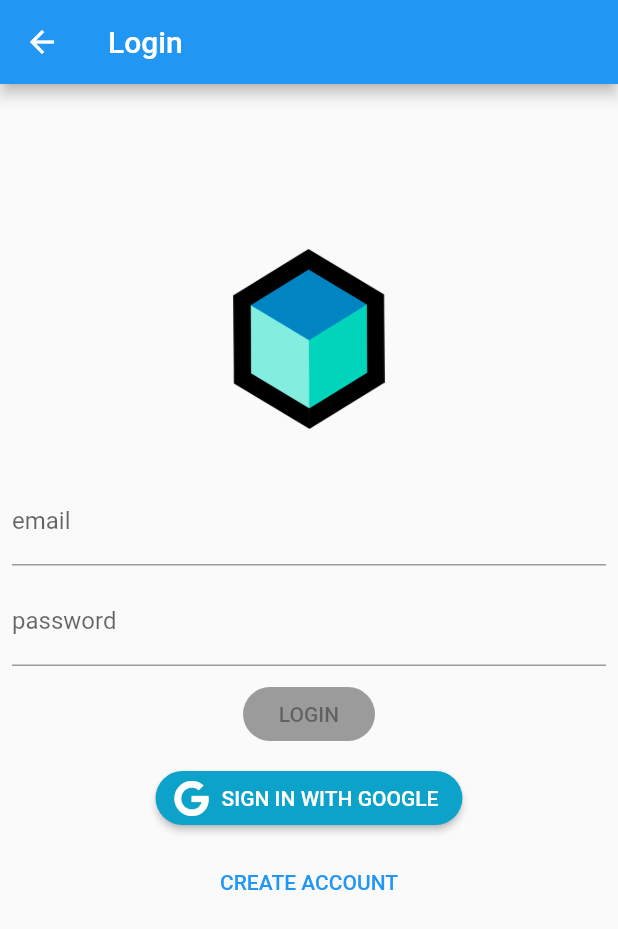
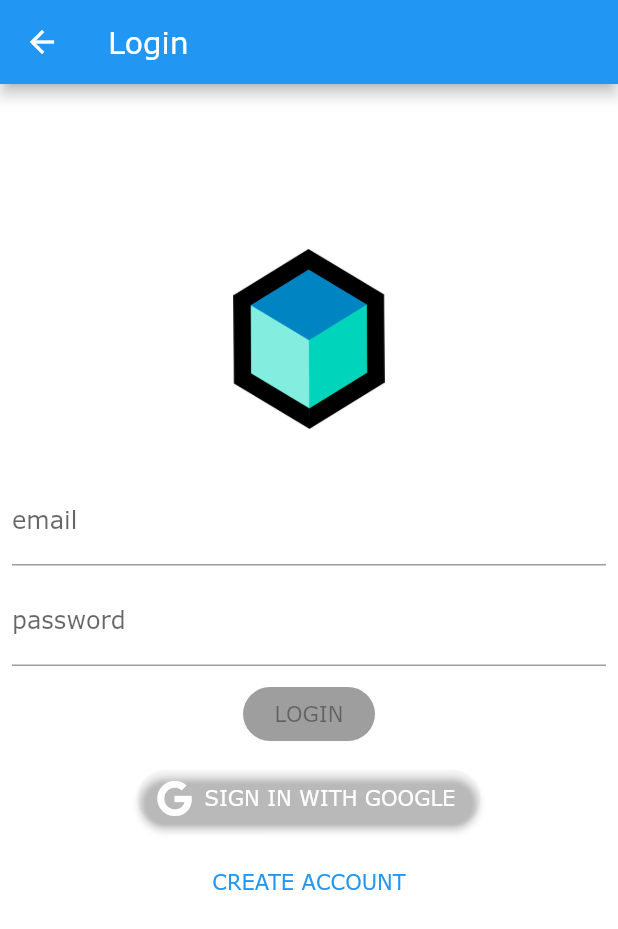
Before and after one commit to Team-Crushing-It/critical_care, a Flutter app: the LoginPage screen opened directly, on a phone screen of 412 x 824 dp. Shown: the top 929 px of the screen. Run offline on Flutter 3.47's test engine with Material 2 defaults, Android fonts, the light colour scheme and no system bars; our stand-ins replace bloc, equatable, flutter_bloc, font_awesome_flutter, formz; missing offline and left inert: pedantic; network calls fail; project files that could hold a hidden picture were left out.

Commit message:
added some changes

```diff
--- a/lib/patient/patient_profile/view/patient_profile_view.dart
+++ b/lib/patient/patient_profile/view/patient_profile_view.dart
@@ -41,7 +41,11 @@ class _PatientProfileSuccessView extends StatelessWidget {
   @override
   Widget build(BuildContext context) {
     return Column(
-      children: [Text(patientProfile.id)],
+      children: [
+        Text(patientProfile.id),
+        Text(patientProfile.age.toString()),
+        Text(patientProfile.dob)
+      ],
     );
   }
 }
--- a/lib/patient/view/patient_tab.dart
+++ b/lib/patient/view/patient_tab.dart
@@ -18,7 +18,8 @@ class PatientTab extends StatelessWidget {
               children: [
                 RoomCarousel(),
                 PatientProfileView(),
-                // ...
+                // ReatltimeView(),
+                // RecordView(),
               ],
             ),
           ),
--- a/lib/theme.dart
+++ b/lib/theme.dart
@@ -1,18 +1,14 @@
 import 'package:flutter/material.dart';
 
 final theme = ThemeData(
-        fontFamily: "Verdana",
-        backgroundColor: const Color(0x050B2C),
-        accentColor: const Color(0xFF0DA2CA),
-
-        splashColor: Color(0xFFFDB223),
-        textTheme: TextTheme(
-            bodyText1: TextStyle(
-                fontFamily: "Verdana",
-                fontSize: 20,
-                color: Color(0xFF0DA2CA)),
-            headline6: TextStyle(
-                fontFamily: "Verdana",
-                color: Colors.black,
-                fontSize: 20)),
-      );
+  fontFamily: 'Verdana',
+  scaffoldBackgroundColor: const Color(0x050B2C),
+  accentColor: const Color(0x1C213E),
+  toggleableActiveColor: const Color(0x1E4F63),
+  splashColor: const Color(0xFFFDB223),
+  textTheme: const TextTheme(
+      bodyText1: TextStyle(
+          fontFamily: 'Verdana', fontSize: 20, color: Color(0xDEDEE3)),
+      headline6:
+          TextStyle(fontFamily: 'Verdana', color: Colors.black, fontSize: 20)),
+);
--- a/pubspec.yaml
+++ b/pubspec.yaml
@@ -35,9 +35,9 @@ flutter:
   assets:
     - assets/
   fonts:
-   - family: Din Alternate
+   - family: Din
      fonts:
-       - asset: fonts/DinAlternateRegular.otf
+       - asset: fonts/DINAlternateRegular.otf
    - family: Varela Round
      fonts:
        - asset: fonts/VarelaRound-Regular.ttf
```
Also changed, not shown: fonts/DINAlternateRegular.otf (renamed from lib/fonts/DINAlternateRegular.otf), fonts/VarelaRound-Regular.ttf (renamed from lib/fonts/VarelaRound-Regular.ttf), fonts/verdana.ttf (renamed from lib/fonts/verdana.ttf).
